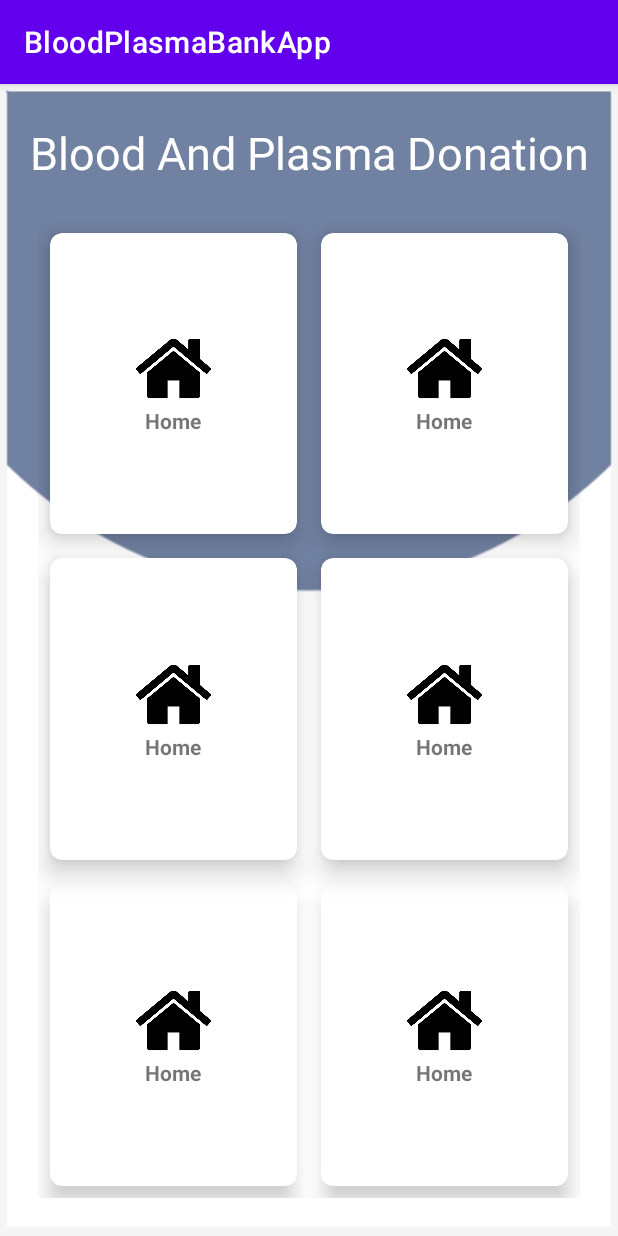
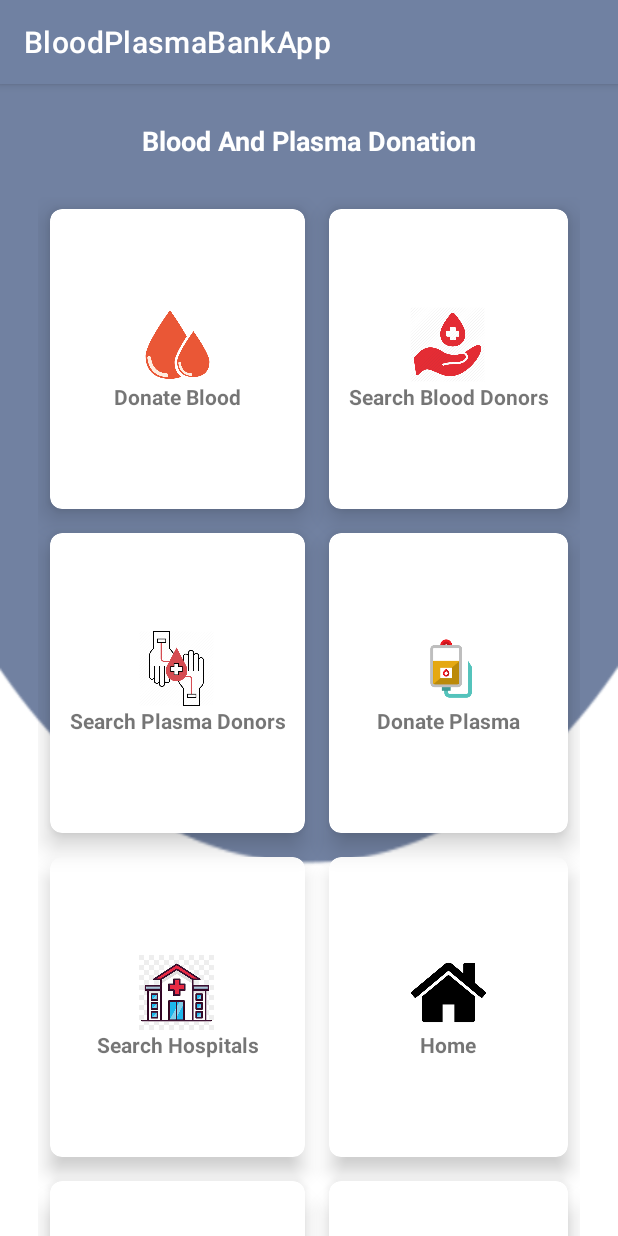
Before and after one commit to khushishetty/BloodPlasmaBankApp, an Android app: the screen it shows after launch (MainActivity), on a phone screen of 412 x 824 dp. Run offline under Robolectric (Android 15) with nearby library versions, the phone set to English and light mode, and no system bars.

Commit message:
Dashboard_ver_2

```diff
--- a/app/src/main/java/com/example/bloodplasmabankapp/MainActivity.java
+++ b/app/src/main/java/com/example/bloodplasmabankapp/MainActivity.java
@@ -1,14 +1,27 @@
 package com.example.bloodplasmabankapp;
 
 import androidx.appcompat.app.AppCompatActivity;
+import androidx.cardview.widget.CardView;
 
 import android.os.Bundle;
+import android.view.View;
+import android.widget.Toast;
 
 public class MainActivity extends AppCompatActivity {
+
+    CardView c1,c2,c3,c4;
 
     @Override
     protected void onCreate(Bundle savedInstanceState) {
         super.onCreate(savedInstanceState);
         setContentView(R.layout.activity_main);
+
+        c1 = (CardView)findViewById(R.id.bec_blood_donor_id);
+        c1.setOnClickListener(new View.OnClickListener() {
+            @Override
+            public void onClick(View v) {
+                Toast.makeText(MainActivity.this, "Become A Donor", Toast.LENGTH_SHORT).show();
+            }
+        });
     }
 }
--- a/app/src/main/res/layout/activity_main.xml
+++ b/app/src/main/res/layout/activity_main.xml
@@ -1,5 +1,6 @@
 <?xml version="1.0" encoding="utf-8"?>
-<RelativeLayout xmlns:android="http://schemas.android.com/apk/res/android"
+
+<ScrollView xmlns:android="http://schemas.android.com/apk/res/android"
     xmlns:app="http://schemas.android.com/apk/res-auto"
     xmlns:tools="http://schemas.android.com/tools"
     android:layout_width="match_parent"
@@ -8,6 +9,11 @@
     android:gravity="center"
     tools:context=".MainActivity">
 
+    <RelativeLayout
+        android:layout_width="match_parent"
+        android:layout_height="match_parent"
+        android:background="@drawable/backgroundone"
+        >
 
     <TextView
         android:id="@+id/title_view_id"
@@ -16,7 +22,8 @@
         android:gravity="center|center_horizontal"
         android:text="Blood And Plasma Donation"
         android:textColor="#FFFFFF"
-        android:textSize="30sp"
+        android:textSize="18sp"
+        android:textStyle="bold"
 
         android:layout_marginTop="25dp"/>
 
@@ -25,12 +32,13 @@
         android:layout_height="match_parent"
         android:layout_below="@+id/title_view_id"
         android:columnCount="2"
-        android:rowCount="3"
+        android:rowCount="5"
         android:layout_margin="25dp">
 
         <androidx.cardview.widget.CardView
+            android:id="@+id/bec_blood_donor_id"
             android:layout_width="wrap_content"
-            android:layout_height="wrap_content"
+            android:layout_height="200dp"
             android:layout_row="0"
             android:layout_rowWeight="1"
             android:layout_column="0"
@@ -39,6 +47,184 @@
             android:layout_margin="8dp"
             app:cardCornerRadius="8dp"
             app:cardElevation="10dp">
+
+            <LinearLayout
+                android:layout_width="wrap_content"
+                android:layout_height="wrap_content"
+                android:layout_gravity="center"
+                android:gravity="center"
+                android:orientation="vertical">
+
+                <ImageView
+                    android:layout_width="50dp"
+                    android:layout_height="50dp"
+                    android:src="@drawable/naviconone" />
+
+                <TextView
+                    android:layout_width="wrap_content"
+                    android:layout_height="wrap_content"
+                    android:text="Donate Blood"
+                    android:textAlignment="center"
+                    android:textStyle="bold" />
+
+            </LinearLayout>
+
+        </androidx.cardview.widget.CardView>
+
+        <androidx.cardview.widget.CardView
+            android:id="@+id/search_blood_donor_id"
+            android:layout_width="wrap_content"
+            android:layout_height="200dp"
+            android:layout_row="0"
+            android:layout_rowWeight="1"
+            android:layout_column="1"
+            android:layout_columnWeight="1"
+            android:layout_gravity="fill"
+            android:layout_margin="8dp"
+            app:cardCornerRadius="8dp"
+            app:cardElevation="10dp">
+
+            <LinearLayout
+                android:layout_width="wrap_content"
+                android:layout_height="wrap_content"
+                android:layout_gravity="center"
+                android:gravity="center"
+                android:orientation="vertical">
+
+                <ImageView
+                    android:layout_width="50dp"
+                    android:layout_height="50dp"
+                    android:src="@drawable/navicontwo" />
+
+                <TextView
+                    android:layout_width="wrap_content"
+                    android:layout_height="wrap_content"
+                    android:text="Search Blood Donors"
+                    android:textAlignment="center"
+                    android:textStyle="bold" />
+
+            </LinearLayout>
+
+        </androidx.cardview.widget.CardView>
+
+        <androidx.cardview.widget.CardView
+            android:id="@+id/bec_plasma_donor_id"
+            android:layout_width="wrap_content"
+            android:layout_height="200dp"
+            android:layout_row="1"
+            android:layout_rowWeight="1"
+            android:layout_column="1"
+            android:layout_columnWeight="1"
+            android:layout_gravity="fill"
+            android:layout_margin="8dp"
+            app:cardCornerRadius="8dp"
+            app:cardElevation="10dp">
+
+            <LinearLayout
+                android:layout_width="wrap_content"
+                android:layout_height="wrap_content"
+                android:layout_gravity="center"
+                android:gravity="center"
+                android:orientation="vertical">
+
+                <ImageView
+                    android:layout_width="50dp"
+                    android:layout_height="50dp"
+                    android:src="@drawable/naviconfour" />
+
+                <TextView
+                    android:layout_width="wrap_content"
+                    android:layout_height="wrap_content"
+                    android:text="Donate Plasma"
+                    android:textAlignment="center"
+                    android:textStyle="bold" />
+
+            </LinearLayout>
+
+        </androidx.cardview.widget.CardView>
+
+        <androidx.cardview.widget.CardView
+            android:id="@+id/search_plasma_donor_id"
+            android:layout_width="wrap_content"
+            android:layout_height="200dp"
+            android:layout_row="1"
+            android:layout_rowWeight="1"
+            android:layout_column="0"
+            android:layout_columnWeight="1"
+            android:layout_gravity="fill"
+            android:layout_margin="8dp"
+            app:cardCornerRadius="8dp"
+            app:cardElevation="10dp">
+
+            <LinearLayout
+                android:layout_width="wrap_content"
+                android:layout_height="wrap_content"
+                android:layout_gravity="center"
+                android:gravity="center"
+                android:orientation="vertical">
+
+                <ImageView
+                    android:layout_width="50dp"
+                    android:layout_height="50dp"
+                    android:src="@drawable/naviconfive" />
+
+                <TextView
+                    android:layout_width="wrap_content"
+                    android:layout_height="wrap_content"
+                    android:text="Search Plasma Donors"
+                    android:textAlignment="center"
+                    android:textStyle="bold" />
+
+            </LinearLayout>
+
+        </androidx.cardview.widget.CardView>
+
+        <androidx.cardview.widget.CardView
+            android:layout_width="wrap_content"
+            android:layout_height="200dp"
+            android:layout_row="2"
+            android:layout_rowWeight="1"
+            android:layout_column="0"
+            android:layout_columnWeight="1"
+            android:layout_gravity="fill"
+            android:layout_margin="8dp"
+            app:cardCornerRadius="8dp"
+            app:cardElevation="8dp">
+
+            <LinearLayout
+                android:layout_width="wrap_content"
+                android:layout_height="wrap_content"
+                android:layout_gravity="center"
+                android:gravity="center"
+                android:orientation="vertical">
+
+                <ImageView
+                    android:layout_width="50dp"
+                    android:layout_height="50dp"
+                    android:src="@drawable/naviconsix" />
+
+                <TextView
+                    android:layout_width="wrap_content"
+                    android:layout_height="wrap_content"
+                    android:text="Search Hospitals"
+                    android:textAlignment="center"
+                    android:textStyle="bold" />
+
+            </LinearLayout>
+
+        </androidx.cardview.widget.CardView>
+
+        <androidx.cardview.widget.CardView
+            android:layout_width="wrap_content"
+            android:layout_height="200dp"
+            android:layout_row="2"
+            android:layout_rowWeight="1"
+            android:layout_column="1"
+            android:layout_columnWeight="1"
+            android:layout_gravity="fill"
+            android:layout_margin="8dp"
+            app:cardCornerRadius="8dp"
+            app:cardElevation="8dp">
 
             <LinearLayout
                 android:layout_width="wrap_content"
@@ -64,9 +250,46 @@
         </androidx.cardview.widget.CardView>
 
         <androidx.cardview.widget.CardView
+
             android:layout_width="wrap_content"
-            android:layout_height="wrap_content"
-            android:layout_row="0"
+            android:layout_height="200dp"
+            android:layout_row="3"
+            android:layout_rowWeight="1"
+            android:layout_column="0"
+            android:layout_columnWeight="1"
+            android:layout_gravity="fill"
+            android:layout_margin="8dp"
+            app:cardCornerRadius="8dp"
+            app:cardElevation="10dp">
+
+            <LinearLayout
+                android:layout_width="wrap_content"
+                android:layout_height="wrap_content"
+                android:layout_gravity="center"
+                android:gravity="center"
+                android:orientation="vertical">
+
+                <ImageView
+                    android:layout_width="50dp"
+                    android:layout_height="50dp"
+                    android:src="@drawable/naviconone" />
+
+                <TextView
+                    android:layout_width="wrap_content"
+                    android:layout_height="wrap_content"
+                    android:text="Donate Blood"
+                    android:textAlignment="center"
+                    android:textStyle="bold" />
+
+            </LinearLayout>
+
+        </androidx.cardview.widget.CardView>
+
+        <androidx.cardview.widget.CardView
+
+            android:layout_width="wrap_content"
+            android:layout_height="200dp"
+            android:layout_row="3"
             android:layout_rowWeight="1"
             android:layout_column="1"
             android:layout_columnWeight="1"
@@ -85,12 +308,12 @@
                 <ImageView
                     android:layout_width="50dp"
                     android:layout_height="50dp"
-                    android:src="@drawable/home_icon" />
+                    android:src="@drawable/navicontwo" />
 
                 <TextView
                     android:layout_width="wrap_content"
                     android:layout_height="wrap_content"
-                    android:text="Home"
+                    android:text="Search Blood Donors"
                     android:textAlignment="center"
                     android:textStyle="bold" />
 
@@ -99,9 +322,10 @@
         </androidx.cardview.widget.CardView>
 
         <androidx.cardview.widget.CardView
+
             android:layout_width="wrap_content"
-            android:layout_height="wrap_content"
-            android:layout_row="1"
+            android:layout_height="200dp"
+            android:layout_row="4"
             android:layout_rowWeight="1"
             android:layout_column="0"
             android:layout_columnWeight="1"
@@ -120,116 +344,12 @@
                 <ImageView
                     android:layout_width="50dp"
                     android:layout_height="50dp"
-                    android:src="@drawable/home_icon" />
+                    android:src="@drawable/naviconfour" />
 
                 <TextView
                     android:layout_width="wrap_content"
                     android:layout_height="wrap_content"
-                    android:text="Home"
-                    android:textAlignment="center"
-                    android:textStyle="bold" />
-
-            </LinearLayout>
-
-        </androidx.cardview.widget.CardView>
-
-        <androidx.cardview.widget.CardView
-            android:layout_width="wrap_content"
-            android:layout_height="wrap_content"
-            android:layout_row="1"
-            android:layout_rowWeight="1"
-            android:layout_column="1"
-            android:layout_columnWeight="1"
-            android:layout_gravity="fill"
-            android:layout_margin="8dp"
-            app:cardCornerRadius="8dp"
-            app:cardElevation="10dp">
-
-            <LinearLayout
-                android:layout_width="wrap_content"
-                android:layout_height="wrap_content"
-                android:layout_gravity="center"
-                android:gravity="center"
-                android:orientation="vertical">
-
-                <ImageView
-                    android:layout_width="50dp"
-                    android:layout_height="50dp"
-                    android:src="@drawable/home_icon" />
-
-                <TextView
-                    android:layout_width="wrap_content"
-                    android:layout_height="wrap_content"
-                    android:text="Home"
-                    android:textAlignment="center"
-                    android:textStyle="bold" />
-
-            </LinearLayout>
-
-        </androidx.cardview.widget.CardView>
-
-        <androidx.cardview.widget.CardView
-            android:layout_width="wrap_content"
-            android:layout_height="wrap_content"
-            android:layout_row="2"
-            android:layout_rowWeight="1"
-            android:layout_column="0"
-            android:layout_columnWeight="1"
-            android:layout_gravity="fill"
-            android:layout_margin="8dp"
-            app:cardCornerRadius="8dp"
-            app:cardElevation="8dp">
-
-            <LinearLayout
-                android:layout_width="wrap_content"
-                android:layout_height="wrap_content"
-                android:layout_gravity="center"
-                android:gravity="center"
-                android:orientation="vertical">
-
-                <ImageView
-                    android:layout_width="50dp"
-                    android:layout_height="50dp"
-                    android:src="@drawable/home_icon"/>
-
-                <TextView
-                    android:layout_width="wrap_content"
-                    android:layout_height="wrap_content"
-                    android:text="Home"
-                    android:textAlignment="center"
-                    android:textStyle="bold" />
-
-            </LinearLayout>
-
-        </androidx.cardview.widget.CardView>
-        <androidx.cardview.widget.CardView
-            android:layout_width="wrap_content"
-            android:layout_height="wrap_content"
-            android:layout_row="2"
-            android:layout_rowWeight="1"
-            android:layout_column="1"
-            android:layout_columnWeight="1"
-            android:layout_gravity="fill"
-            android:layout_margin="8dp"
-            app:cardCornerRadius="8dp"
-            app:cardElevation="8dp">
-
-            <LinearLayout
-                android:layout_width="wrap_content"
-                android:layout_height="wrap_content"
-                android:layout_gravity="center"
-                android:gravity="center"
-                android:orientation="vertical">
-
-                <ImageView
-                    android:layout_width="50dp"
-                    android:layout_height="50dp"
-                    android:src="@drawable/home_icon"/>
-
-                <TextView
-                    android:layout_width="wrap_content"
-                    android:layout_height="wrap_content"
-                    android:text="Home"
+                    android:text="Donate Plasma"
                     android:textAlignment="center"
                     android:textStyle="bold" />
 
@@ -237,5 +357,5 @@
 
         </androidx.cardview.widget.CardView>
     </GridLayout>
-
-</RelativeLayout>
+    </RelativeLayout>
+</ScrollView>
--- a/app/src/main/res/values-night/themes.xml
+++ b/app/src/main/res/values-night/themes.xml
@@ -2,7 +2,7 @@
     <!-- Base application theme. -->
     <style name="Theme.BloodPlasmaBankApp" parent="Theme.MaterialComponents.DayNight.DarkActionBar">
         <!-- Primary brand color. -->
-        <item name="colorPrimary">@color/purple_200</item>
+        <item name="colorPrimary">@color/toolbar_color</item>
         <item name="colorPrimaryVariant">@color/purple_700</item>
         <item name="colorOnPrimary">@color/black</item>
         <!-- Secondary brand color. -->
--- a/app/src/main/res/values/colors.xml
+++ b/app/src/main/res/values/colors.xml
@@ -7,4 +7,5 @@
     <color name="teal_700">#FF018786</color>
     <color name="black">#FF000000</color>
     <color name="white">#FFFFFFFF</color>
+    <color name="toolbar_color">#5c777f</color>
 </resources>
--- a/app/src/main/res/values/themes.xml
+++ b/app/src/main/res/values/themes.xml
@@ -2,7 +2,7 @@
     <!-- Base application theme. -->
     <style name="Theme.BloodPlasmaBankApp" parent="Theme.MaterialComponents.DayNight.DarkActionBar">
         <!-- Primary brand color. -->
-        <item name="colorPrimary">@color/purple_500</item>
+        <item name="colorPrimary">#7081a2</item>
         <item name="colorPrimaryVariant">@color/purple_700</item>
         <item name="colorOnPrimary">@color/white</item>
         <!-- Secondary brand color. -->
```
Also changed, not shown: app/src/main/res/drawable/backgroundone.png, app/src/main/res/drawable/naviconfive.png (added), app/src/main/res/drawable/naviconfour.png (added), app/src/main/res/drawable/naviconone.png (added), app/src/main/res/drawable/naviconsix.png (added), app/src/main/res/drawable/navicontwo.png (added).
